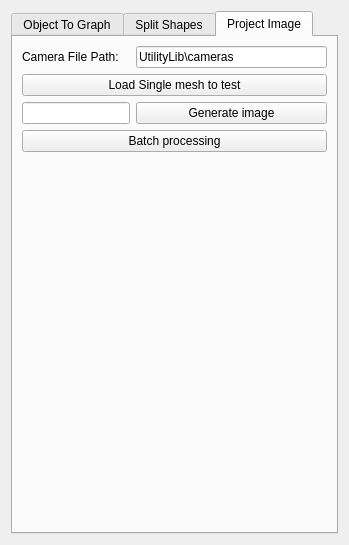
Old version of the form PluginMain/stbl_widget.ui in the repository BigkoalaZhu/StBl.
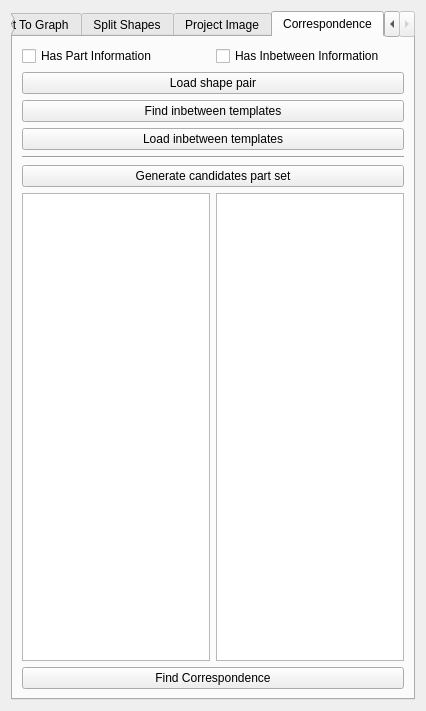
New version of the form.

Patch:
```diff
--- a/PluginMain/stbl_widget.ui
+++ b/PluginMain/stbl_widget.ui
@@ -6,8 +6,8 @@
    <rect>
     <x>0</x>
     <y>0</y>
-    <width>349</width>
-    <height>545</height>
+    <width>426</width>
+    <height>711</height>
    </rect>
   </property>
   <property name="windowTitle">
@@ -17,7 +17,7 @@
    <item>
     <widget class="QTabWidget" name="tabWidget">
      <property name="currentIndex">
-      <number>2</number>
+      <number>3</number>
      </property>
      <widget class="QWidget" name="Obj2Graph">
       <attribute name="title">
@@ -125,6 +125,75 @@
        </item>
       </layout>
      </widget>
+     <widget class="QWidget" name="Corr">
+      <attribute name="title">
+       <string>Correspondence</string>
+      </attribute>
+      <layout class="QGridLayout" name="gridLayout">
+       <item row="3" column="0" colspan="2">
+        <widget class="QPushButton" name="FindInbet">
+         <property name="text">
+          <string>Find inbetween templates</string>
+         </property>
+        </widget>
+       </item>
+       <item row="5" column="0" colspan="2">
+        <widget class="QPushButton" name="LoadInbet">
+         <property name="text">
+          <string>Load inbetween templates</string>
+         </property>
+        </widget>
+       </item>
+       <item row="6" column="0" colspan="2">
+        <widget class="Line" name="line">
+         <property name="orientation">
+          <enum>Qt::Horizontal</enum>
+         </property>
+        </widget>
+       </item>
+       <item row="7" column="0" colspan="2">
+        <widget class="QPushButton" name="GenPartSet">
+         <property name="text">
+          <string>Generate candidates part set</string>
+         </property>
+        </widget>
+       </item>
+       <item row="8" column="0">
+        <widget class="QListView" name="SourcrPartSet"/>
+       </item>
+       <item row="9" column="0" colspan="2">
+        <widget class="QPushButton" name="FindCorr">
+         <property name="text">
+          <string>Find Correspondence</string>
+         </property>
+        </widget>
+       </item>
+       <item row="8" column="1">
+        <widget class="QListView" name="TargetPartSet"/>
+       </item>
+       <item row="0" column="0">
+        <widget class="QCheckBox" name="HasPartInfo">
+         <property name="text">
+          <string>Has Part Information</string>
+         </property>
+        </widget>
+       </item>
+       <item row="2" column="0" colspan="2">
+        <widget class="QPushButton" name="LoadPair">
+         <property name="text">
+          <string>Load shape pair</string>
+         </property>
+        </widget>
+       </item>
+       <item row="0" column="1">
+        <widget class="QCheckBox" name="HasInbetInfo">
+         <property name="text">
+          <string>Has Inbetween Information</string>
+         </property>
+        </widget>
+       </item>
+      </layout>
+     </widget>
     </widget>
    </item>
   </layout>
```
